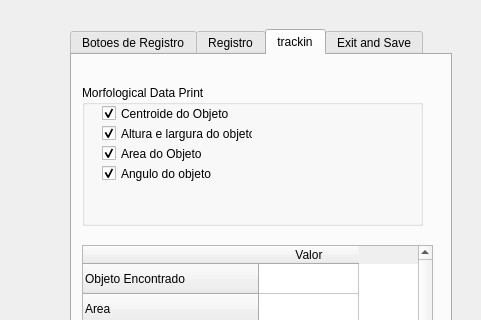
Above: telatemporeal.ui from EthoWatcher/ethowatcher before the change; both pictures show x 641 to 1122 and y 0 to 320 of the 1122 by 762 pixel window. Below: the same form after it.
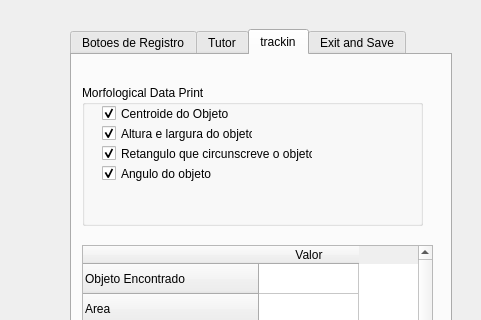
That is the form after the change. The open tabs and pages were chosen to show the change. Icons and pictures are not drawn.

What changed in the file:
```diff
--- a/telatemporeal.ui
+++ b/telatemporeal.ui
@@ -3921,7 +3921,7 @@
             </widget>
             <widget class="QWidget" name="tab_14">
              <attribute name="title">
-              <string>Registro</string>
+              <string>Tutor</string>
              </attribute>
              <layout class="QVBoxLayout" name="verticalLayout_7"/>
             </widget>
@@ -3946,12 +3946,12 @@
                 <rect>
                  <x>20</x>
                  <y>60</y>
-                 <width>111</width>
+                 <width>211</width>
                  <height>17</height>
                 </rect>
                </property>
                <property name="text">
-                <string>Area do Objeto</string>
+                <string>Retangulo que circunscreve o objeto</string>
                </property>
                <property name="checked">
                 <bool>true</bool>
```
Left out of the diff: 6 changed lines with no effect on the pictures.
